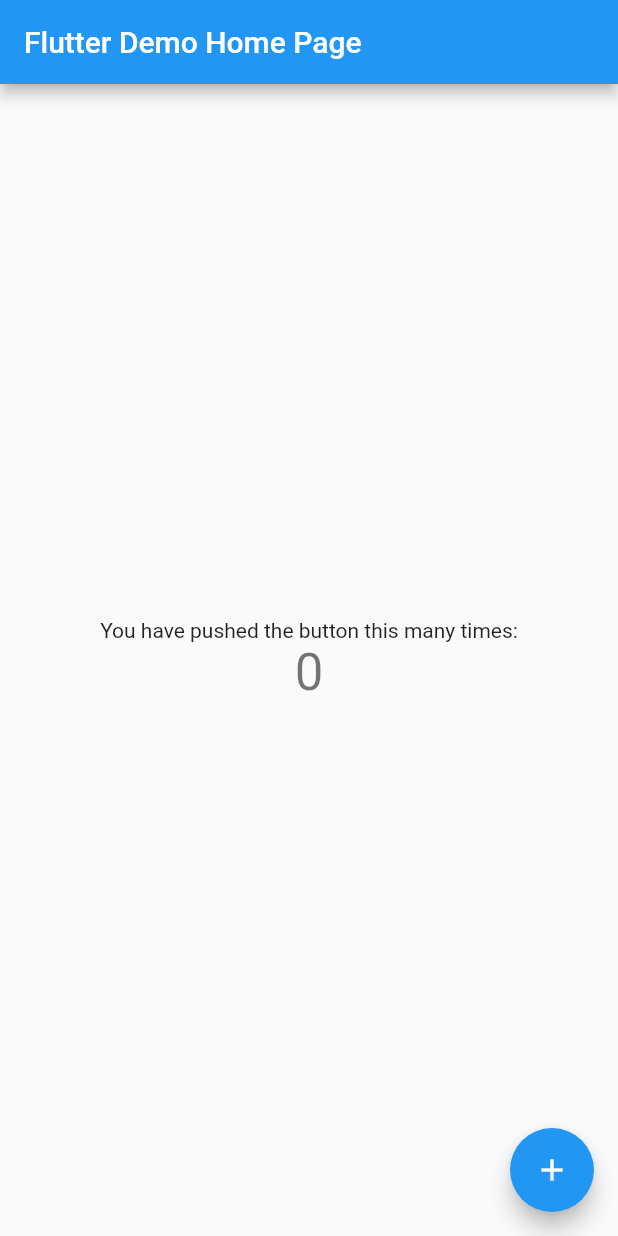
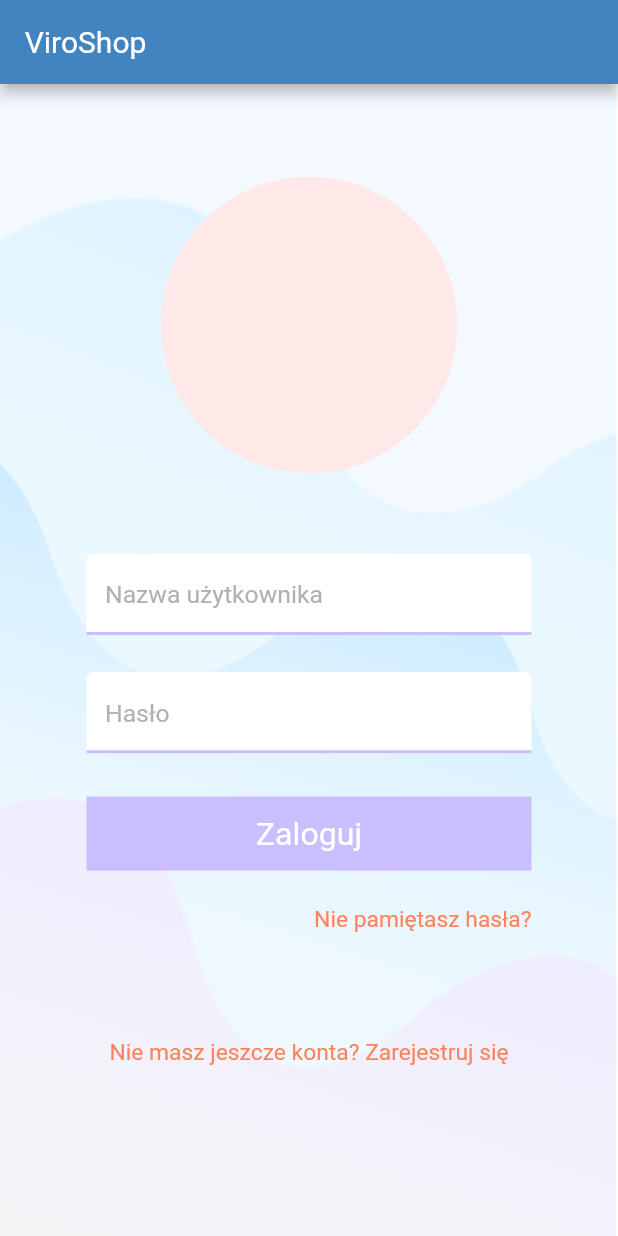
Before and after one commit to CookieDinner/Viroshop, a Flutter app: the screen it shows after launch, on a phone screen of 412 x 824 dp. Run offline on Flutter 3.47's test engine with Material 2 defaults, Android fonts, the phone set to English and light mode, and no system bars; our stand-ins replace flutter_spinkit.

Commit message:
Dodany ekran logowania
Czego brakuje:
- Routing do pozostałych (3) widoków
- Funkcjonalności przypomnienia hasła i rejestracji
- Popup z errorami dotyczącymi logowania
- Faktyczne logo
- Hashowanie hasła etc

```diff
--- /dev/null
+++ b/PPI_MOBILE/viroshop/lib/CustomWidgets/CustomTextFormField.dart
@@ -0,0 +1,74 @@
+import 'package:flutter/material.dart';
+import 'package:viroshop/Utilities/Constants.dart';
+
+class CustomTextFormField extends StatefulWidget {
+  final TextEditingController controller;
+  final String label;
+  final Function confirmAction;
+  final TextInputAction textInputAction;
+  final FocusNode focusNode;
+
+  CustomTextFormField(this.controller, this.label, this.textInputAction, this.confirmAction, this.focusNode);
+
+  @override
+  CustomTextFormFieldState createState() => CustomTextFormFieldState();
+}
+
+class CustomTextFormFieldState extends State<CustomTextFormField>{
+  @override
+  void initState() {
+    super.initState();
+  }
+  @override
+  void dispose() {
+    super.dispose();
+  }
+  @override
+  Widget build(BuildContext context) {
+    final mediaSize = MediaQuery.of(context).size;
+
+    return TextFormField(
+      controller: widget.controller,
+      textInputAction: widget.textInputAction,
+      cursorColor: Constants.accentPlus,
+      decoration: InputDecoration(
+        filled: true,
+        fillColor: Colors.white,
+        contentPadding: EdgeInsets.fromLTRB(
+            mediaSize.width * 0.03,
+            0,
+            mediaSize.width * 0.03,
+            mediaSize.height * 0.06 * 0.34),
+        floatingLabelBehavior: FloatingLabelBehavior.never,
+        alignLabelWithHint: true,
+        labelText: widget.label, hintText: widget.label,
+        hintStyle: TextStyle(
+          color: Constants.labelText,
+          fontSize: mediaSize.width * Constants.labelFontSize,
+        ),
+        labelStyle: TextStyle(
+          color: Constants.labelText,
+          fontSize: mediaSize.width * Constants.labelFontSize,
+          fontWeight: FontWeight.w400
+        ),
+        enabledBorder: UnderlineInputBorder(
+            borderSide: BorderSide(
+              color: Constants.accent,
+              width: 2,
+            )
+        ),
+        focusedBorder: UnderlineInputBorder(
+            borderSide: BorderSide(
+              color: Constants.accentPlus,
+              width: 2,
+            )
+        )
+      ),
+      style: TextStyle(
+          color: Constants.standardText,
+          fontSize: mediaSize.height * 0.022
+      ),
+      onFieldSubmitted: widget.confirmAction
+    );
+  }
+}
--- /dev/null
+++ b/PPI_MOBILE/viroshop/lib/Utilities/Constants.dart
@@ -0,0 +1,24 @@
+import 'package:flutter/material.dart';
+
+class Constants{
+  static const String api = "http://192.168.0.94:8080";
+  static const String shops = "$api/shops";
+  static const String test = "$api/test";
+
+  //Kolory prosiłbym w tej formie, bo IDE podświetla i przejrzyściej jest
+  //Google => 'color picker'
+  //Można też oczywiście w hexie wtedy w formie Color(0x[hex]), ale
+  //nie ma podświetlania wtedy w Studio
+  static const Color background = Color.fromRGBO(244, 249, 255, 1);
+  static const Color appBarTheme = Color.fromRGBO(66, 132, 192, 1);
+  static const Color accent = Color.fromRGBO(203, 190, 255, 1);
+  static const Color accentPlus = Color.fromRGBO(172, 151, 252, 1);
+  static const Color standardText = Colors.black;
+  static const Color accentText = Color.fromRGBO(255, 132, 93, 1);
+  static const Color labelText = Color.fromRGBO(177, 177, 177, 1);
+
+  static const double labelFontSize = 0.04;
+  static const double accentFontSize = 0.037;
+
+  static int timeOutTime = 7;
+}
--- /dev/null
+++ b/PPI_MOBILE/viroshop/lib/Utilities/Data.dart
@@ -0,0 +1,13 @@
+//Singleton we flutterze
+class Data{
+  static final Data data = Data._internal();
+  factory Data(){
+    return data;
+  }
+  Data._internal();
+
+  String dbPath = "";
+  String tempDbPath = "";
+
+
+}
--- /dev/null
+++ b/PPI_MOBILE/viroshop/lib/Utilities/Requests.dart
@@ -0,0 +1,34 @@
+import 'dart:async';
+import 'dart:convert';
+import 'dart:io';
+import 'package:path_provider/path_provider.dart';
+import 'package:http/http.dart' as http;
+import 'package:viroshop/Utilities/Constants.dart';
+import 'package:flutter/material.dart';
+
+class Requests{
+  Requests();
+
+  static Future<String> PostLogin(String login, String password) async {
+    try{
+      http.Response response = await http.post(
+          "${Constants.test}",
+          headers: <String, String>{
+            'Content-Type': 'application/json; charset=UTF-8',
+          },
+          body: jsonEncode({"login" : login, "password" : password})
+      ).timeout(Duration(seconds: Constants.timeOutTime));
+
+      return "polaczenie yay";
+    }on SocketException{
+      debugPrint("Connection failed");
+      return "connfailed";
+    }on TimeoutException{
+      debugPrint("Timeout");
+      return "conntimeout";
+    }on HttpException{
+      debugPrint("Http Exception");
+      return "connfailed";
+    }
+  }
+}
--- /dev/null
+++ b/PPI_MOBILE/viroshop/lib/Views/LoginView.dart
@@ -0,0 +1,192 @@
+import 'package:flutter/cupertino.dart';
+import 'package:flutter/material.dart';
+import 'package:viroshop/CustomWidgets/CustomTextFormField.dart';
+import 'package:viroshop/Utilities/Constants.dart';
+import 'package:flutter_spinkit/flutter_spinkit.dart';
+import 'package:viroshop/Utilities/Requests.dart';
+
+
+class LoginView extends StatefulWidget {
+  @override
+  LoginState createState() => LoginState();
+
+}
+
+class LoginState extends State<LoginView> with TickerProviderStateMixin{
+  String login, password;
+  var loginController = TextEditingController();
+  var loginFocusNode = FocusNode();
+  var passwordController = TextEditingController();
+  var passwordFocusNode = FocusNode();
+
+  bool loginButton = false;
+
+  void updateButton(){
+      setState(() {
+        loginButton = !loginButton;
+      });
+  }
+  Future<void> sendRequest() async{
+    await Requests.PostLogin(loginController.text, passwordController.text);
+    //await Future.delayed(Duration(seconds: 1));
+    updateButton();
+  }
+
+  @override
+  void initState() {
+    super.initState();
+  }
+
+  @override
+  void dispose() {
+    loginController?.dispose();
+    passwordController?.dispose();
+    loginFocusNode?.dispose();
+    passwordFocusNode?.dispose();
+    super.dispose();
+  }
+
+  @override
+  Widget build(BuildContext context) {
+    final mediaSize = MediaQuery.of(context).size;
+
+    return SafeArea(
+        child: Scaffold(
+          appBar: AppBar(
+            title: const Text("ViroShop", style: TextStyle(fontWeight: FontWeight.w400),),
+            titleSpacing: mediaSize.width * 0.04,
+            backgroundColor: Constants.appBarTheme,
+          ),
+          backgroundColor: Constants.background,
+          body: Container(
+            height: mediaSize.height,
+            width: mediaSize.width,
+            decoration: BoxDecoration(
+              image: DecorationImage(
+                image: AssetImage("assets/images/tempbg.png"),
+                fit: BoxFit.cover
+              )
+            ),
+            child: SingleChildScrollView(
+              physics: AlwaysScrollableScrollPhysics(),
+              child: Column(
+                crossAxisAlignment: CrossAxisAlignment.center,
+                children: <Widget>[
+                  //Logo
+                  Padding(
+                    padding: EdgeInsets.fromLTRB(
+                        mediaSize.width * 0.26,
+                        mediaSize.width * 0.15,
+                        mediaSize.width * 0.26,
+                        mediaSize.width * 0.13,
+                    ),
+                    child: Image.asset('assets/images/logo.png'),
+                  ),
+                  Padding(
+                    padding: EdgeInsets.symmetric(
+                      horizontal: mediaSize.width * 0.14,
+                    ),
+                    child: Form(
+                      child: Column(
+                        children: <Widget>[
+                          //Login
+                          CustomTextFormField(
+                            loginController,
+                            'Nazwa użytkownika',
+                            TextInputAction.next,
+                                  (_) => passwordFocusNode.requestFocus(),
+                            loginFocusNode
+                          ),
+                          SizedBox(height: mediaSize.height * 0.03,),
+                          //Password
+                          CustomTextFormField(
+                            passwordController,
+                            'Hasło',
+                            TextInputAction.done,
+                                  (_) => passwordFocusNode.unfocus(),
+                            passwordFocusNode
+                          ),
+                          SizedBox(height: mediaSize.height * 0.035,),
+                          loginButton ? Spinner(mediaSize.height, this, sendRequest) : Button(updateButton),
+                          SizedBox(height: mediaSize.height * 0.01,),
+                          Row(
+                            mainAxisAlignment: MainAxisAlignment.end,
+                            children: [
+                              FlatButton(
+                                onPressed: (){},
+                                child: Text("Nie pamiętasz hasła?",
+                                  style: TextStyle(
+                                    fontSize: mediaSize.width * Constants.accentFontSize,
+                                    fontWeight: FontWeight.w400,
+                                    color: Constants.accentText
+                                  ),
+                                ),
+                                padding: EdgeInsets.all(0),
+                                highlightColor: Colors.transparent,
+                                splashColor: Colors.transparent,
+                              ),
+                            ],
+                          ),
+                          SizedBox(height: mediaSize.height * 0.05,),
+                          FlatButton(
+                            onPressed: (){},
+                            child: Text("Nie masz jeszcze konta? Zarejestruj się",
+                              style: TextStyle(
+                                  fontSize: mediaSize.width * Constants.accentFontSize,
+                                  fontWeight: FontWeight.w400,
+                                  color: Constants.accentText
+                              ),
+                            ),
+                            padding: EdgeInsets.all(0),
+                            highlightColor: Colors.transparent,
+                            splashColor: Colors.transparent,
+                          ),
+                        ],
+                      ),
+                    ),
+                  ),
+                ],
+              ),
+            ),
+          ),
+        )
+    );
+  }
+}
+
+class Button extends StatelessWidget{
+  final Function fun;
+  Button(this.fun);
+  @override
+  Widget build(BuildContext context) {
+    final mediaSize = MediaQuery.of(context).size;
+
+    return Container(
+      width: double.infinity,
+      height: mediaSize.height * 0.06,
+      color: Constants.accent,
+      child: FlatButton(
+          onPressed: () => fun(),
+          child: Text("Zaloguj",style: TextStyle(fontSize: mediaSize.height * 0.026, color: Colors.white, fontWeight: FontWeight.w400),),
+      ),
+    );
+  }
+}
+
+class Spinner extends StatelessWidget{
+  final TickerProvider provider;
+  final size;
+  final Function fun;
+  Spinner(this.size, this.provider, this.fun);
+  @override
+  Widget build(BuildContext context) {
+    Future(()=>fun());
+    return SpinKitFadingCube(
+      color: Constants.accent,
+      size: size,
+      controller: AnimationController(
+        vsync: provider, duration: const Duration(milliseconds: 2000)
+      ),
+    );
+  }
+}
--- a/PPI_MOBILE/viroshop/lib/main.dart
+++ b/PPI_MOBILE/viroshop/lib/main.dart
@@ -1,117 +1,32 @@
 import 'package:flutter/material.dart';
+import 'package:flutter/services.dart';
+import 'package:path_provider/path_provider.dart';
+import 'package:path/path.dart' as path;
+import 'package:viroshop/Utilities/Data.dart';
+import 'package:viroshop/Views/LoginView.dart';
 
-void main() {
-  runApp(MyApp());
+void main() async{
+  WidgetsFlutterBinding.ensureInitialized();
+  final dbPath = await getApplicationDocumentsDirectory();
+  final tempDbPath = await getApplicationDocumentsDirectory();
+  Data().dbPath = path.join(dbPath.path, 'local_db.sqlite');
+  Data().tempDbPath = tempDbPath.path;
+  runApp(App());
 }
 
-class MyApp extends StatelessWidget {
-  // This widget is the root of your application.
+class App extends StatelessWidget{
   @override
   Widget build(BuildContext context) {
+    SystemChrome.setPreferredOrientations([DeviceOrientation.portraitUp]);
+    SystemChrome.setSystemUIOverlayStyle(SystemUiOverlayStyle.light.copyWith(
+      statusBarColor: Colors.black,
+    ));
+
     return MaterialApp(
-      title: 'Flutter Demo',
-      theme: ThemeData(
-        // This is the theme of your application.
-        //
-        // Try running your application with "flutter run". You'll see the
-        // application has a blue toolbar. Then, without quitting the app, try
-        // changing the primarySwatch below to Colors.green and then invoke
-        // "hot reload" (press "r" in the console where you ran "flutter run",
-        // or simply save your changes to "hot reload" in a Flutter IDE).
-        // Notice that the counter didn't reset back to zero; the application
-        // is not restarted.
-        primarySwatch: Colors.blue,
-        // This makes the visual density adapt to the platform that you run
-        // the app on. For desktop platforms, the controls will be smaller and
-        // closer together (more dense) than on mobile platforms.
-        visualDensity: VisualDensity.adaptivePlatformDensity,
-      ),
-      home: MyHomePage(title: 'Flutter Demo Home Page'),
+      routes: {
+        '/loginView' : (context) => LoginView(),
+      },
+      initialRoute: '/loginView',
     );
   }
 }
-
-class MyHomePage extends StatefulWidget {
-  MyHomePage({Key key, this.title}) : super(key: key);
-
-  // This widget is the home page of your application. It is stateful, meaning
-  // that it has a State object (defined below) that contains fields that affect
-  // how it looks.
-
-  // This class is the configuration for the state. It holds the values (in this
-  // case the title) provided by the parent (in this case the App widget) and
-  // used by the build method of the State. Fields in a Widget subclass are
-  // always marked "final".
-
-  final String title;
-
-  @override
-  _MyHomePageState createState() => _MyHomePageState();
-}
-
-class _MyHomePageState extends State<MyHomePage> {
-  int _counter = 0;
-
-  void _incrementCounter() {
-    setState(() {
-      // This call to setState tells the Flutter framework that something has
-      // changed in this State, which causes it to rerun the build method below
-      // so that the display can reflect the updated values. If we changed
-      // _counter without calling setState(), then the build method would not be
-      // called again, and so nothing would appear to happen.
-      _counter++;
-    });
-  }
-
-  @override
-  Widget build(BuildContext context) {
-    // This method is rerun every time setState is called, for instance as done
-    // by the _incrementCounter method above.
-    //
-    // The Flutter framework has been optimized to make rerunning build methods
-    // fast, so that you can just rebuild anything that needs updating rather
-    // than having to individually change instances of widgets.
-    return Scaffold(
-      appBar: AppBar(
-        // Here we take the value from the MyHomePage object that was created by
-        // the App.build method, and use it to set our appbar title.
-        title: Text(widget.title),
-      ),
-      body: Center(
-        // Center is a layout widget. It takes a single child and positions it
-        // in the middle of the parent.
-        child: Column(
-          // Column is also a layout widget. It takes a list of children and
-          // arranges them vertically. By default, it sizes itself to fit its
-          // children horizontally, and tries to be as tall as its parent.
-          //
-          // Invoke "debug painting" (press "p" in the console, choose the
-          // "Toggle Debug Paint" action from the Flutter Inspector in Android
-          // Studio, or the "Toggle Debug Paint" command in Visual Studio Code)
-          // to see the wireframe for each widget.
-          //
-          // Column has various properties to control how it sizes itself and
-          // how it positions its children. Here we use mainAxisAlignment to
-          // center the children vertically; the main axis here is the vertical
-          // axis because Columns are vertical (the cross axis would be
-          // horizontal).
-          mainAxisAlignment: MainAxisAlignment.center,
-          children: <Widget>[
-            Text(
-              'You have pushed the button this many times:',
-            ),
-            Text(
-              '$_counter',
-              style: Theme.of(context).textTheme.headline4,
-            ),
-          ],
-        ),
-      ),
-      floatingActionButton: FloatingActionButton(
-        onPressed: _incrementCounter,
-        tooltip: 'Increment',
-        child: Icon(Icons.add),
-      ), // This trailing comma makes auto-formatting nicer for build methods.
-    );
-  }
-}
--- a/PPI_MOBILE/viroshop/pubspec.yaml
+++ b/PPI_MOBILE/viroshop/pubspec.yaml
@@ -23,6 +23,9 @@ environment:
 dependencies:
   flutter:
     sdk: flutter
+  path_provider: ^1.6.21
+  flutter_spinkit: ^4.1.2+1
+  http: ^0.12.2
 
 
   # The following adds the Cupertino Icons font to your application.
@@ -38,6 +41,8 @@ dev_dependencies:
 
 # The following section is specific to Flutter.
 flutter:
+  assets:
+    - assets/images/
 
   # The following line ensures that the Material Icons font is
   # included with your application, so that you can use the icons in
```
Also changed, not shown: PPI_MOBILE/viroshop/assets/images/logo.png (added), PPI_MOBILE/viroshop/assets/images/tempbg.png (added), PPI_MOBILE/viroshop/pubspec.lock, 1 other file.
